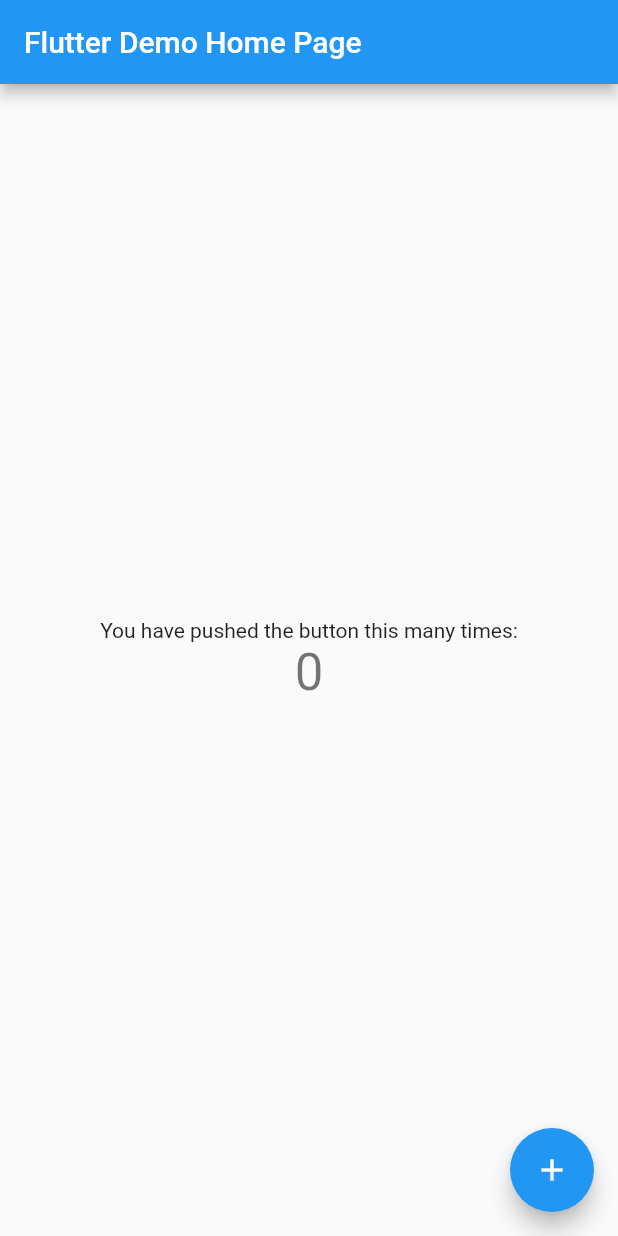
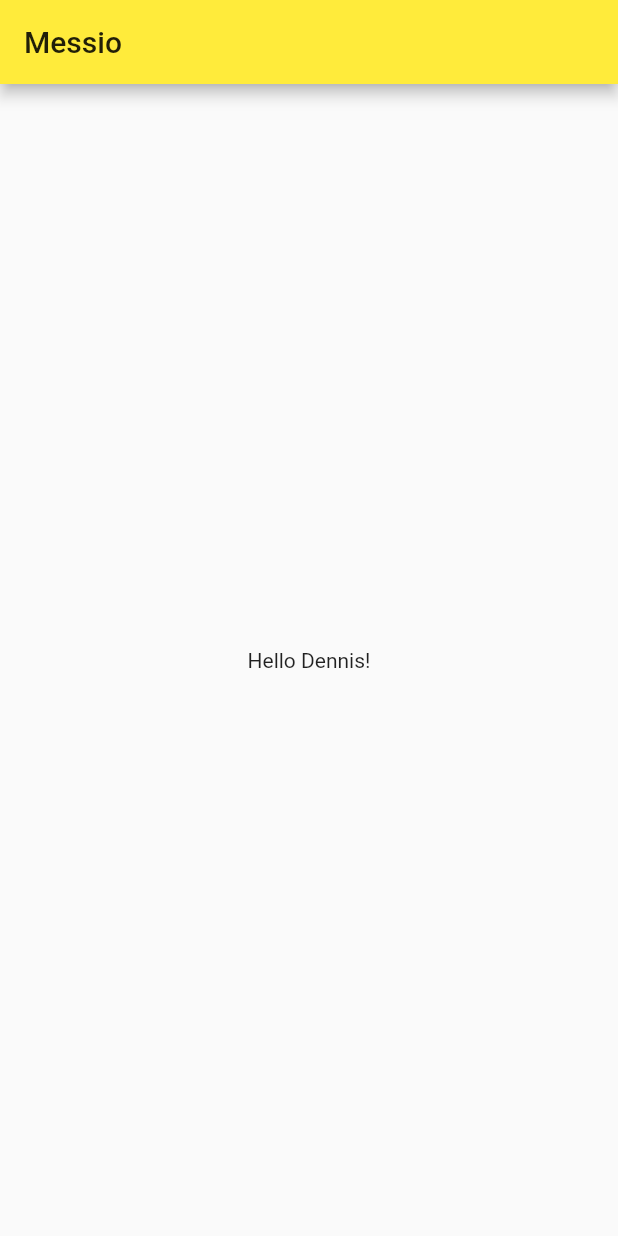
Before and after one commit to Dennis-Mwea/Messio, a Flutter app: the screen it shows after launch, on a phone screen of 412 x 824 dp. Run offline on Flutter 3.47's test engine with Material 2 defaults, Android fonts, the phone set to English and light mode, and no system bars.

Commit message:
Sample app code clean up

```diff
--- a/lib/main.dart
+++ b/lib/main.dart
@@ -6,11 +6,11 @@ class MyApp extends StatelessWidget {
   @override
   Widget build(BuildContext context) {
     return MaterialApp(
-      title: 'Flutter Demo',
+      title: 'Mesio',
       theme: ThemeData(
-        primarySwatch: Colors.blue,
+        primarySwatch: Colors.yellow,
       ),
-      home: MyHomePage(title: 'Flutter Demo Home Page'),
+      home: MyHomePage(title: 'Messio'),
     );
   }
 }
@@ -24,14 +24,6 @@ class MyHomePage extends StatefulWidget {
 }
 
 class _MyHomePageState extends State<MyHomePage> {
-  int _counter = 0;
-
-  void _incrementCounter() {
-    setState(() {
-      _counter++;
-    });
-  }
-
   @override
   Widget build(BuildContext context) {
     return Scaffold(
@@ -39,23 +31,7 @@ class _MyHomePageState extends State<MyHomePage> {
         title: Text(widget.title),
       ),
       body: Center(
-        child: Column(
-          mainAxisAlignment: MainAxisAlignment.center,
-          children: <Widget>[
-            Text(
-              'You have pushed the button this many times:',
-            ),
-            Text(
-              '$_counter',
-              style: Theme.of(context).textTheme.display1,
-            ),
-          ],
-        ),
-      ),
-      floatingActionButton: FloatingActionButton(
-        onPressed: _incrementCounter,
-        tooltip: 'Increment',
-        child: Icon(Icons.add),
+        child: Text('Hello Dennis!'),
       ),
     );
   }
```
